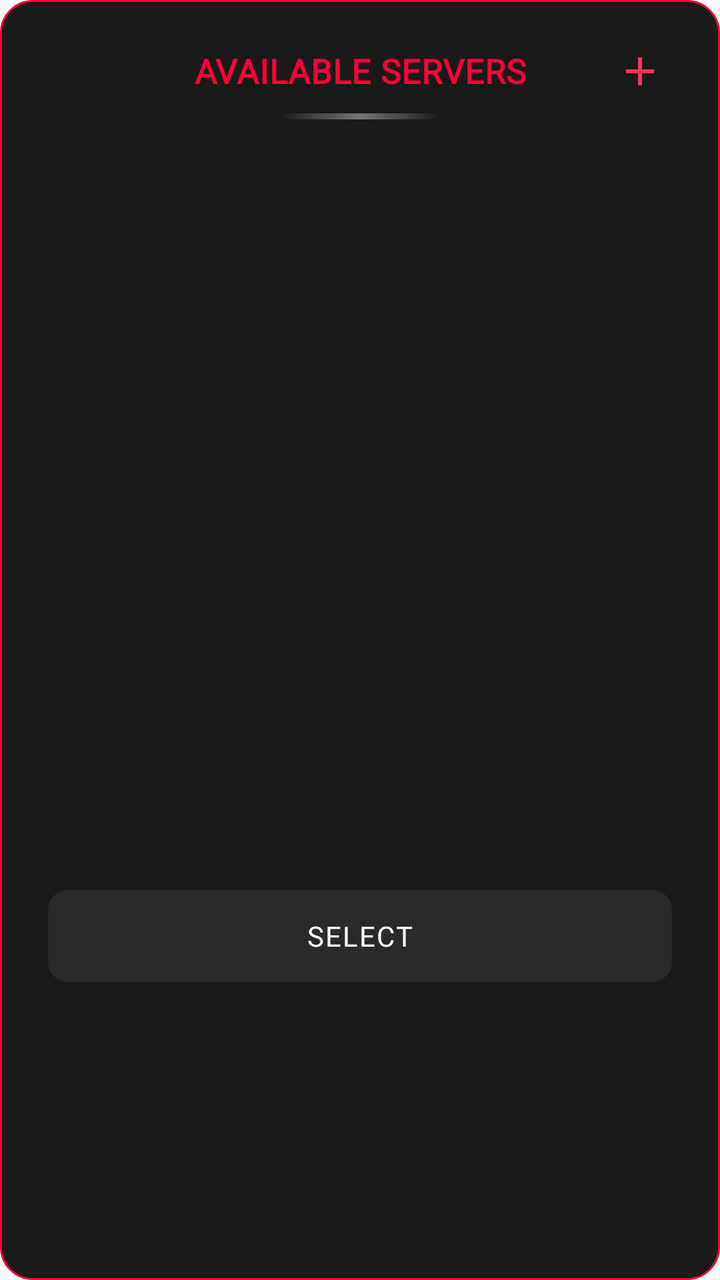
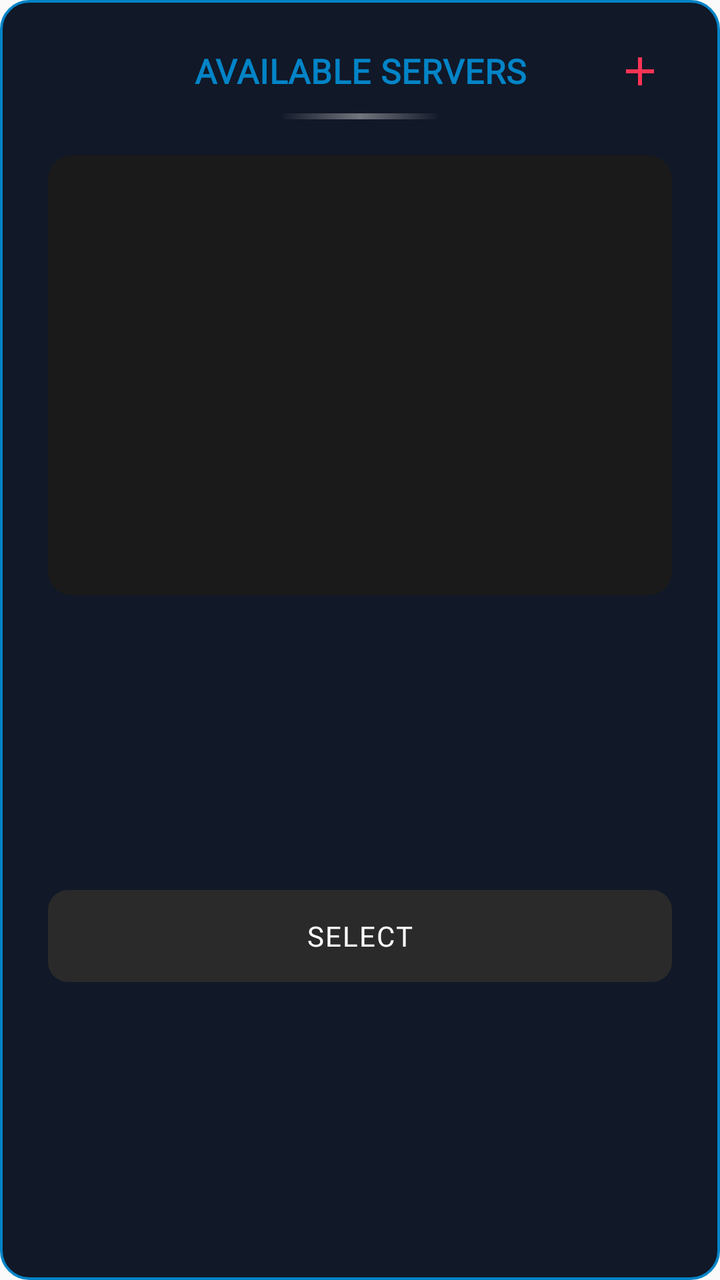

Before-and-after screenshots of an Android layout around one commit, followed by the original layout XML and the change that was made.
<!-- AndroidManifest.xml: application theme Theme.AppCompat.Light.NoActionBar -->
<!-- res/layout/dialog_server_selection.xml -->
<?xml version="1.0" encoding="utf-8"?>
<androidx.constraintlayout.widget.ConstraintLayout 
    xmlns:android="http://schemas.android.com/apk/res/android"
    xmlns:app="http://schemas.android.com/apk/res-auto"
    android:layout_width="match_parent"
    android:layout_height="wrap_content"
    android:background="@drawable/bg_dialog_round"
    android:paddingStart="24dp"
    android:paddingEnd="24dp"
    android:paddingTop="24dp"
    android:paddingBottom="20dp">

    <TextView
        android:id="@+id/dialogTitle"
        android:layout_width="wrap_content"
        android:layout_height="wrap_content"
        android:fontFamily="@font/montserrat_bold"
        android:letterSpacing="0.02"
        android:text="AVAILABLE SERVERS"
        android:textColor="#FF0037"
        android:textSize="17sp"
        android:textStyle="bold"
        app:layout_constraintEnd_toEndOf="parent"
        app:layout_constraintStart_toStartOf="parent"
        app:layout_constraintTop_toTopOf="parent" />

    <ImageView
        android:id="@+id/btn_add_server"
        android:layout_width="32dp"
        android:layout_height="32dp"
        android:padding="4dp"
        android:src="@drawable/ic_add"
        android:background="?attr/selectableItemBackgroundBorderless"
        android:contentDescription="Add Server"
        app:layout_constraintTop_toTopOf="@id/dialogTitle"
        app:layout_constraintBottom_toBottomOf="@id/dialogTitle"
        app:layout_constraintEnd_toEndOf="parent" />

    <View
        android:id="@+id/dialogDivider"
        android:layout_width="80dp"
        android:layout_height="3dp"
        android:layout_marginTop="10dp"
        android:background="@drawable/divider_gradient"
        app:layout_constraintEnd_toEndOf="parent"
        app:layout_constraintStart_toStartOf="parent"
        app:layout_constraintTop_toBottomOf="@id/dialogTitle" />

    <androidx.cardview.widget.CardView
        android:id="@+id/serverListCard"
        android:layout_width="0dp"
        android:layout_height="220dp"
        android:layout_marginTop="18dp"
        app:cardCornerRadius="12dp"
        app:cardElevation="0dp"
        app:cardBackgroundColor="#1A1A1A"
        app:layout_constraintTop_toBottomOf="@id/dialogDivider"
        app:layout_constraintStart_toStartOf="parent"
        app:layout_constraintEnd_toEndOf="parent">

        <androidx.recyclerview.widget.RecyclerView
            android:id="@+id/rv_servers"
            android:layout_width="match_parent"
            android:layout_height="match_parent"
            android:clipToPadding="false"
            android:paddingVertical="4dp"
            android:scrollbars="vertical" />

    </androidx.cardview.widget.CardView>

    <Button
        android:id="@+id/btn_close_dialog"
        android:layout_width="0dp"
        android:layout_height="46dp"
        android:layout_marginTop="18dp"
        android:background="@drawable/bg_button_close"
        android:fontFamily="@font/montserrat_bold"
        android:letterSpacing="0.05"
        android:stateListAnimator="@null"
        android:text="SELECT"
        android:textColor="#FFFFFF"
        android:textSize="14sp"
        app:layout_constraintBottom_toBottomOf="parent"
        app:layout_constraintEnd_toEndOf="parent"
        app:layout_constraintStart_toStartOf="parent"
        app:layout_constraintTop_toBottomOf="@id/serverListCard" />

</androidx.constraintlayout.widget.ConstraintLayout>
<!-- resources referenced by this layout -->
<resources>
  <!-- drawable bg_button_close (drawable) -->
  <shape xmlns:android="http://schemas.android.com/apk/res/android">
      <solid android:color="#2A2A2A" />
      <corners android:radius="10dp" />
  </shape>
  <!-- drawable bg_dialog_round (drawable) -->
  <?xml version="1.0" encoding="utf-8"?>
  <shape xmlns:android="http://schemas.android.com/apk/res/android">
      <solid android:color="#1A1A1A" />
      <corners android:radius="16dp" />
      <stroke android:width="1dp" android:color="#FF0037"/>
  </shape>
  <!-- drawable divider_gradient (drawable) -->
  <shape xmlns:android="http://schemas.android.com/apk/res/android">
      <gradient
          android:startColor="#00FFFFFF"
          android:centerColor="#66FFFFFF"
          android:endColor="#00FFFFFF"
          android:angle="0" />
  </shape>
  <!-- drawable ic_add (drawable) -->
  <vector xmlns:android="http://schemas.android.com/apk/res/android"
      android:width="24dp"
      android:height="24dp"
      android:viewportWidth="24"
      android:viewportHeight="24">
      <path
          android:fillColor="#FF3355"
          android:pathData="M19,13h-6v6h-2v-6H5v-2h6V5h2v6h6v2Z" />
  </vector>
</resources>

<!-- the commit's change to res/layout/dialog_server_selection.xml (unified diff, before → after) -->
@@ -17,7 +17,7 @@
         android:fontFamily="@font/montserrat_bold"
         android:letterSpacing="0.02"
         android:text="AVAILABLE SERVERS"
-        android:textColor="#FF0037"
+        android:textColor="#0284C7"
         android:textSize="17sp"
         android:textStyle="bold"
         app:layout_constraintEnd_toEndOf="parent"
<!-- resource entries referenced after the edit -->
@@ -8,9 +8,9 @@
   <!-- drawable bg_dialog_round (drawable) -->
   <?xml version="1.0" encoding="utf-8"?>
   <shape xmlns:android="http://schemas.android.com/apk/res/android">
-      <solid android:color="#1A1A1A" />
-      <corners android:radius="16dp" />
-      <stroke android:width="1dp" android:color="#FF0037"/>
+      <solid android:color="#111827" />
+      <corners android:radius="14dp" />
+      <stroke android:width="1.2dp" android:color="#0284C7"/>
   </shape>
   <!-- drawable divider_gradient (drawable) -->
   <shape xmlns:android="http://schemas.android.com/apk/res/android">
